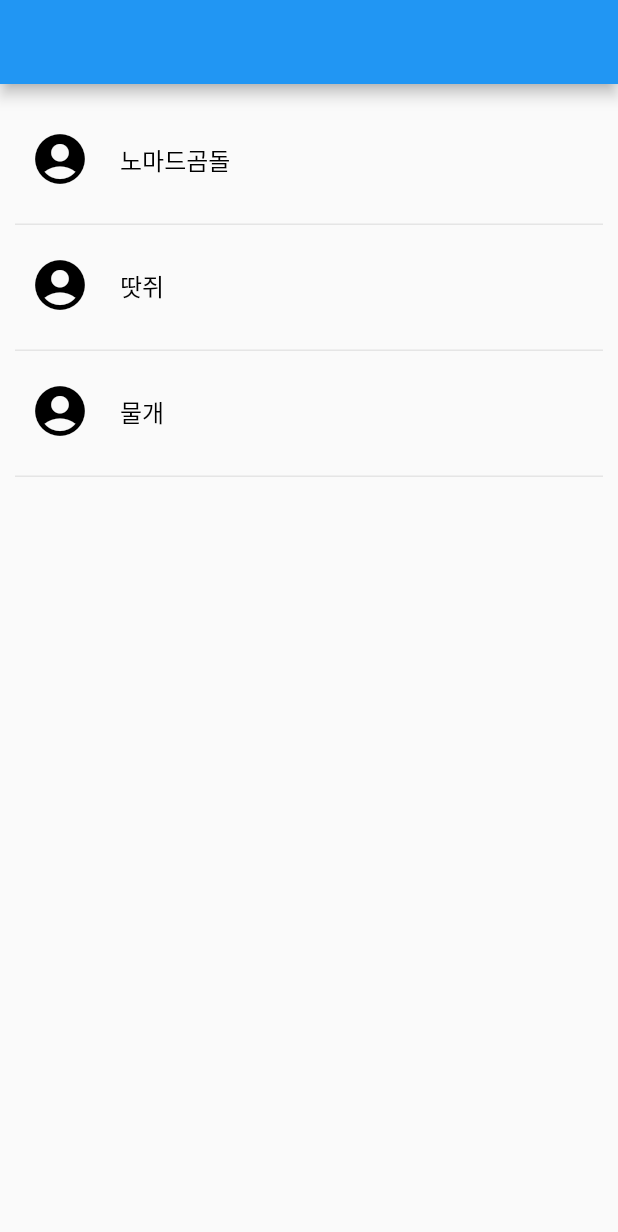
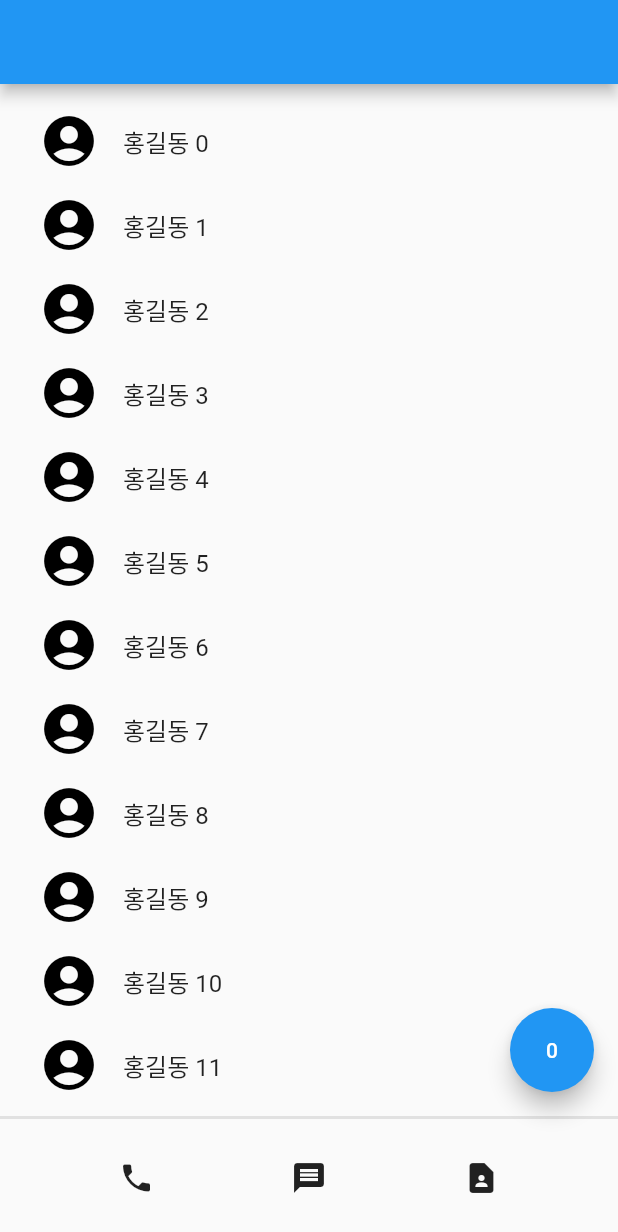
Before and after one commit to Offthegame/flutter_contact, a Flutter app: the screen it shows after launch, on a phone screen of 412 x 824 dp. Shown: the top 1232 px of the screen. Run offline on Flutter 3.47's test engine with Material 2 defaults, Android fonts, the phone set to English and light mode, and no system bars.

Commit message:
Part1_09_ListView.builder&Button

```diff
--- a/lib/main.dart
+++ b/lib/main.dart
@@ -4,7 +4,8 @@ import 'package:flutter/material.dart';
 //void는 '아무 것도 하지 말아주세요' 인데 알 필요 없음
 //void main() {} 아래 다 지우고 새로 작성
 void main() {
-  runApp(const MyApp());
+  runApp( MyApp());
+  //일단 const는 지워두자
   //  앱 동작 시켜주세요 뜻임
   //  runApp 소괄호 안에 우리가 만든 앱 레이아웃을 넣을 것
 }
@@ -13,7 +14,9 @@ void main() {
 // stless 쓰고 tab하니까 아래 class 생성됨
 // 앱 메인페이지 세팅을 위한 기본 문법, 나중에 이해 가능
 class MyApp extends StatelessWidget {
-  const MyApp({Key? key}) : super(key: key);
+  MyApp({Key? key}) : super(key: key);
+  //일단 const는 지워두자
+  var a = 0;
 
   @override
   Widget build(BuildContext context) {
@@ -24,8 +27,22 @@ class MyApp extends StatelessWidget {
     // return Container(
     return MaterialApp(
         home: Scaffold(
+          floatingActionButton: FloatingActionButton(
+            child: Text(a.toString()),
+            //버튼을 누르면 숫자가 올라가도록 코드 작성
+            onPressed: (){
+            //  버튼 누를 때마다 실행해 줄 코드 입력
+              a++;
+            //  a를 누르면 1씩 증가한다는 뜻 a = a + 1;
+              print(a);
+            //  콘솔창에선 증가하고 있지만 랜더창에선 그대로임
+            //  재랜더링 되도록 다음 시간에 코드 짤 예정
+
+            },
+          ),
           appBar: AppBar(),
           body: ProfileList(),
+          bottomNavigationBar: BottomAppBar(),
         )
     );
   }
@@ -41,74 +58,47 @@ class ProfileList extends StatelessWidget {
   @override
   //여기서 override는 아래 함수 중 일부를 덮어 쓴다는 말
   Widget build(BuildContext context) {
-    return ListView(
+    return ListView.builder(
       padding: EdgeInsets.all(10),
-      children: [
-        DecoratedBox(
-          decoration: BoxDecoration(
-              border: Border(
-                bottom: BorderSide(color: Color.fromRGBO(229, 229, 229, 1.0),width: 1,),
-              )
-          ),
-          child: TextButton(
-              onPressed: (){},
-              style: OutlinedButton.styleFrom(
-                padding: EdgeInsets.fromLTRB(10,20,10,24),
-              ),
-              child: Row(
-                children: [
-                  Icon(Icons.account_circle, size: 40, color: Colors.black,),
-                  SizedBox(width: 20,),
-                  Text('노마드곰돌', style: TextStyle(fontSize: 16, color: Colors.black)),
-                ],
-              )
-
-          ),
-        ),
-        DecoratedBox(
-          decoration: BoxDecoration(
-              border: Border(
-                bottom: BorderSide(color: Color.fromRGBO(229, 229, 229, 1.0),width: 1,),
-              )
-          ),
-          child: TextButton(
-              onPressed: (){},
-              style: OutlinedButton.styleFrom(
-                padding: EdgeInsets.fromLTRB(10,20,10,24),
-              ),
-              child: Row(
-                children: [
-                  Icon(Icons.account_circle, size: 40, color: Colors.black,),
-                  SizedBox(width: 20,),
-                  Text('땃쥐', style: TextStyle(fontSize: 16, color: Colors.black)),
-                ],
-              )
-
-          ),
-        ),
-        DecoratedBox(
-          decoration: BoxDecoration(
-              border: Border(
-                bottom: BorderSide(color: Color.fromRGBO(229, 229, 229, 1.0),width: 1,),
-              )
-          ),
-          child: TextButton(
-              onPressed: (){},
-              style: OutlinedButton.styleFrom(
-                padding: EdgeInsets.fromLTRB(10,20,10,24),
-              ),
-              child: Row(
-                children: [
-                  Icon(Icons.account_circle, size: 40, color: Colors.black,),
-                  SizedBox(width: 20,),
-                  Text('물개', style: TextStyle(fontSize: 16, color: Colors.black)),
-                ],
-              )
-
-          ),
-        ),
-
-      ],
+      itemCount: 12,
+      //몇 번 반복해줄지
+      itemBuilder: (context, i) {
+        //꼭 parameter 2개 필요, i는 1씩 증가하는 정수
+        //함수를 할당함, 아래 함수를 반복해줌
+        print(i);
+        //print함수는 console.log와 유사
+        //alt+4(command+4)누르면 console창 뜸
+        return ListTile(
+          //슨생님은 ListTile을 이용함
+          leading: Icon(Icons.account_circle, size: 40, color: Colors.black,),
+          title: Text('홍길동 ' + i.toString()),
+        //  int는 Text에 안 나와서 .toString() 붙여야 함
+        );
+      },
     );
   }
 }
+
+class BottomAppBar extends StatelessWidget {
+  const BottomAppBar({Key? key}) : super(key: key);
+
+  @override
+  Widget build(BuildContext context) {
+    return Container(
+      height: 80,
+      decoration: BoxDecoration(
+        border: Border(
+          top: BorderSide(
+            color: Color.fromRGBO(0, 0, 0, 0.1),
+            width: 2.0,),),),
+      child: Row(
+        mainAxisAlignment: MainAxisAlignment.spaceEvenly,
+        children: [
+          IconButton(onPressed: (){}, icon: Icon(Icons.phone),),
+          IconButton(onPressed: (){}, icon: Icon(Icons.message),),
+          IconButton(onPressed: (){}, icon: Icon(Icons.contact_page),),
+        ],
+      ),
+    );
+  }
+}
```
